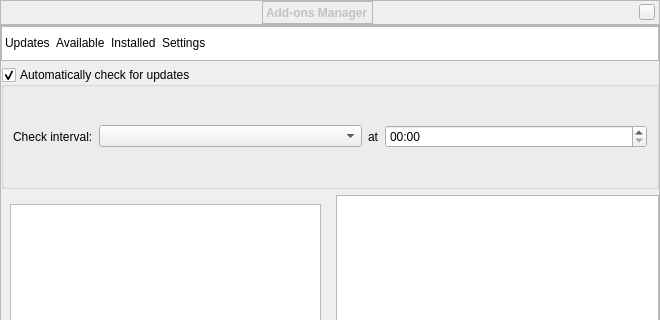
Above: src/gui/addonDialog.ui from Stellarium/stellarium before the change; both pictures show x 0 to 660 and y 0 to 320 of the 660 by 550 pixel window. Below: the same form after it.
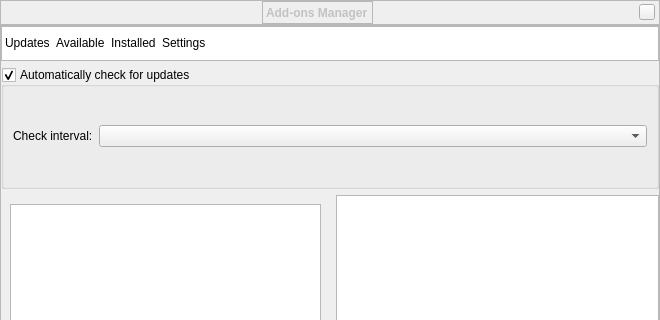
That is the form after the change. Custom widgets are drawn as their Qt base class.

Commit message: AddOnDialog - keep it simple, removing frequency_time field

The edit to the form file:
```diff
--- a/src/gui/addonDialog.ui
+++ b/src/gui/addonDialog.ui
@@ -389,29 +389,6 @@
            <bool>true</bool>
           </property>
           <layout class="QGridLayout" name="gridLayout_3">
-           <item row="0" column="2">
-            <widget class="QLabel" name="label_5">
-             <property name="sizePolicy">
-              <sizepolicy hsizetype="Minimum" vsizetype="Preferred">
-               <horstretch>0</horstretch>
-               <verstretch>0</verstretch>
-              </sizepolicy>
-             </property>
-             <property name="text">
-              <string>at</string>
-             </property>
-            </widget>
-           </item>
-           <item row="0" column="1">
-            <widget class="QComboBox" name="updateFrequency">
-             <property name="sizePolicy">
-              <sizepolicy hsizetype="MinimumExpanding" vsizetype="Fixed">
-               <horstretch>0</horstretch>
-               <verstretch>0</verstretch>
-              </sizepolicy>
-             </property>
-            </widget>
-           </item>
            <item row="0" column="0">
             <widget class="QLabel" name="label_6">
              <property name="sizePolicy">
@@ -425,17 +402,14 @@
              </property>
             </widget>
            </item>
-           <item row="0" column="3">
-            <widget class="QDateTimeEdit" name="updateTime">
+           <item row="0" column="1">
+            <widget class="QComboBox" name="updateFrequency">
              <property name="sizePolicy">
               <sizepolicy hsizetype="MinimumExpanding" vsizetype="Fixed">
                <horstretch>0</horstretch>
                <verstretch>0</verstretch>
               </sizepolicy>
              </property>
-             <property name="displayFormat">
-              <string>HH:00</string>
-             </property>
             </widget>
            </item>
           </layout>
```
Left out of the diff: 2 changed lines with no effect on the pictures.
